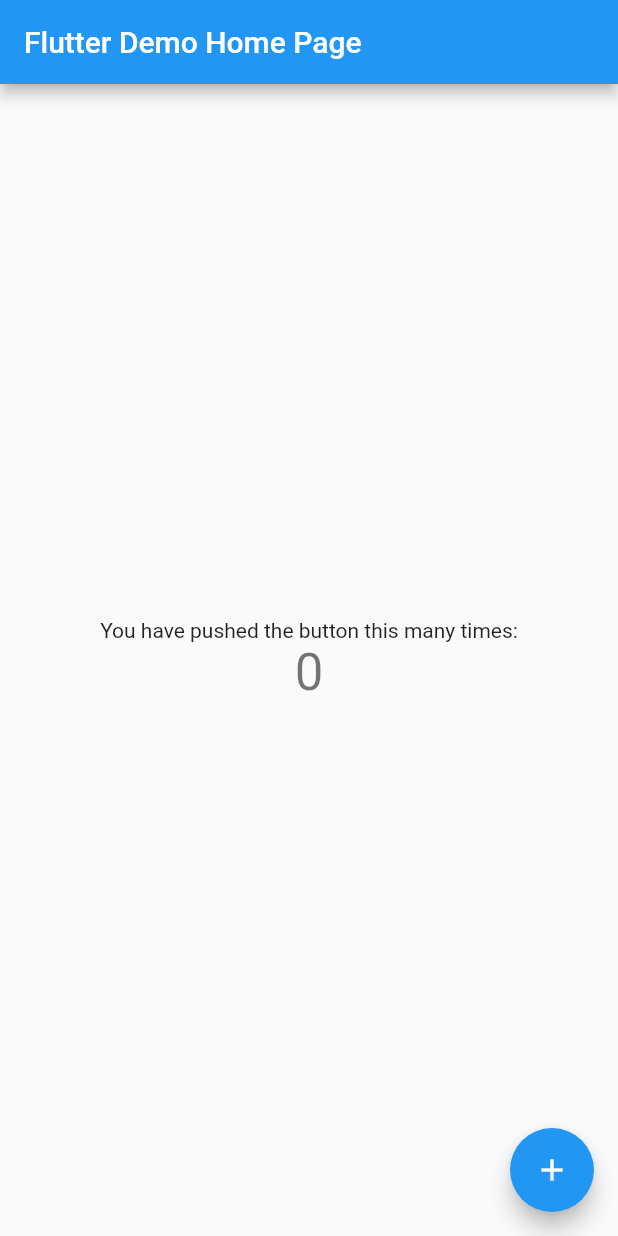
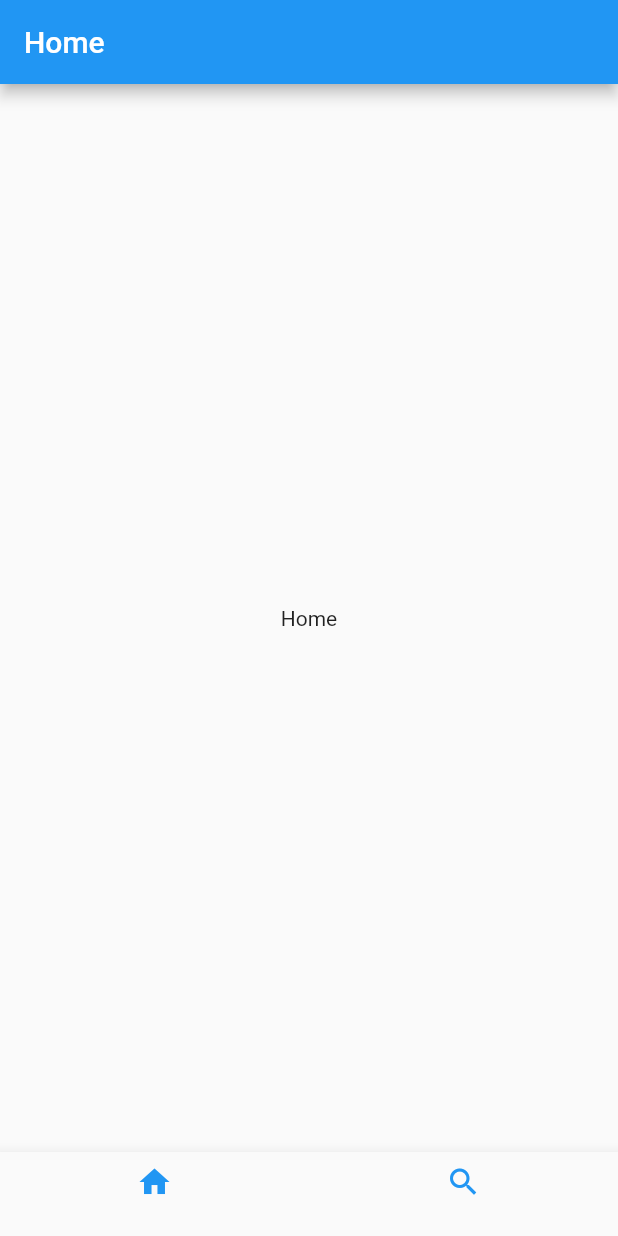
Before and after one commit to Yoshida0129/study_flutter, a Flutter app: the screen it shows after launch, on a phone screen of 412 x 824 dp. Run offline on Flutter 3.47's test engine with Material 2 defaults, Android fonts, the phone set to English and light mode, and no system bars.

Commit message:
search画面追加

```diff
--- /dev/null
+++ b/lib/home.dart
@@ -0,0 +1,20 @@
+import 'package:flutter/material.dart';
+
+class Home extends StatefulWidget {
+  @override
+  _HomeState createState() => new _HomeState();
+}
+
+class _HomeState extends State<Home> {
+  @override
+  Widget build(BuildContext context){
+    return Scaffold(
+      appBar: AppBar(
+        title: Text('Home')
+      ),
+      body: Center(
+        child: Text('Home')
+      )
+    );
+  }
+}
--- a/lib/main.dart
+++ b/lib/main.dart
@@ -1,4 +1,6 @@
 import 'package:flutter/material.dart';
+import 'package:helloworld/home.dart';
+import 'package:helloworld/search.dart';
 
 void main() => runApp(MyApp());
 
@@ -23,38 +25,38 @@ class MyHomePage extends StatefulWidget {
 }
 
 class _MyHomePageState extends State<MyHomePage> {
-  int _counter = 0;
+  int currentIndex = 0;
+  List _navigationList = [
+    Home(),
+    Search()
+  ];
 
-  void _incrementCounter() {
+  void _onTaped (int index){
     setState(() {
-      _counter++;
+      currentIndex = index;
     });
   }
 
   @override
   Widget build(BuildContext context) {
     return Scaffold(
-      appBar: AppBar(
-        title: Text(widget.title),
+      body: Center(
+        child: _navigationList[currentIndex]
       ),
-      body: Center(
-        child: Column(
-          mainAxisAlignment: MainAxisAlignment.center,
-          children: <Widget>[
-            Text(
-              'You have pushed the button this many times:',
-            ),
-            Text(
-              '$_counter',
-              style: Theme.of(context).textTheme.display1,
-            ),
-          ],
-        ),
-      ),
-      floatingActionButton: FloatingActionButton(
-        onPressed: _incrementCounter,
-        tooltip: 'Increment',
-        child: Icon(Icons.add),
+      bottomNavigationBar: BottomNavigationBar(
+        currentIndex: 0,
+        onTap: _onTaped,
+        type: BottomNavigationBarType.fixed,
+        items: [
+          BottomNavigationBarItem(
+            icon: new Icon(Icons.home, color: Colors.blue,),
+            title: new Text(''),
+          ),
+          BottomNavigationBarItem(
+            icon: new Icon(Icons.search, color: Colors.blue,),
+            title: new Text(''),
+          ),
+        ]
       ),
     );
   }
```
Also changed, not shown: lib/search.dart (added, +20 -0 lines), 6 other files.
